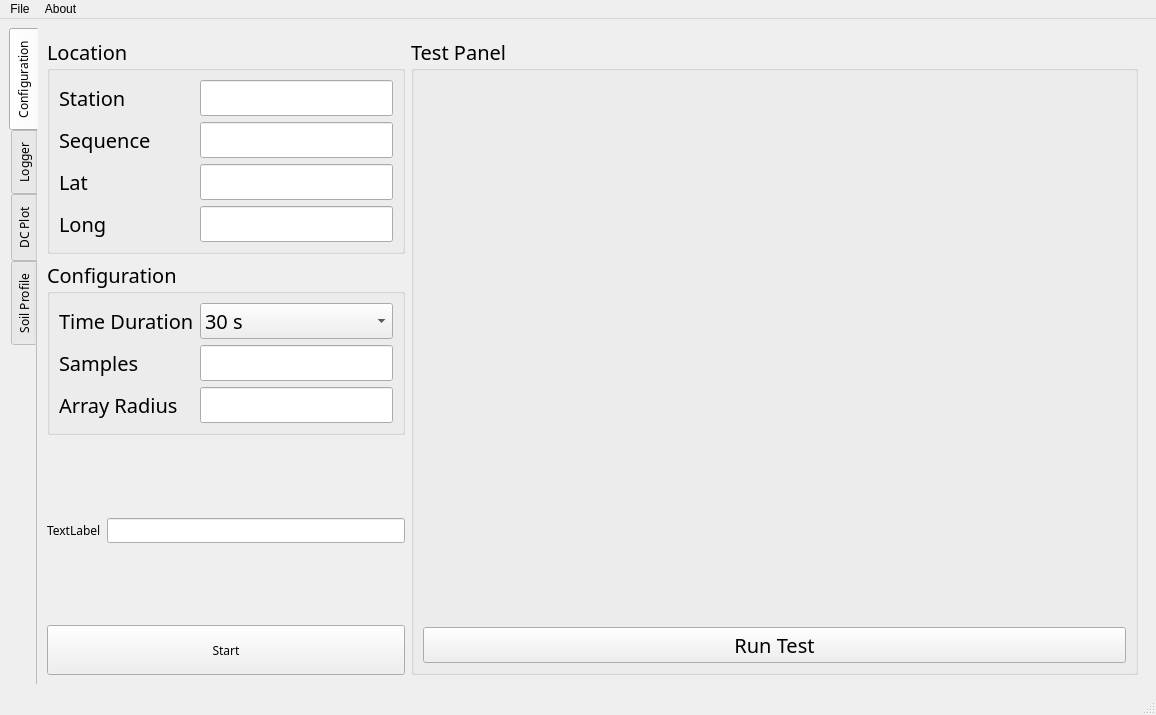
The window that untitled.ui (Tirawatscu/gVwave001) describes before a commit, drawn with Qt 5.
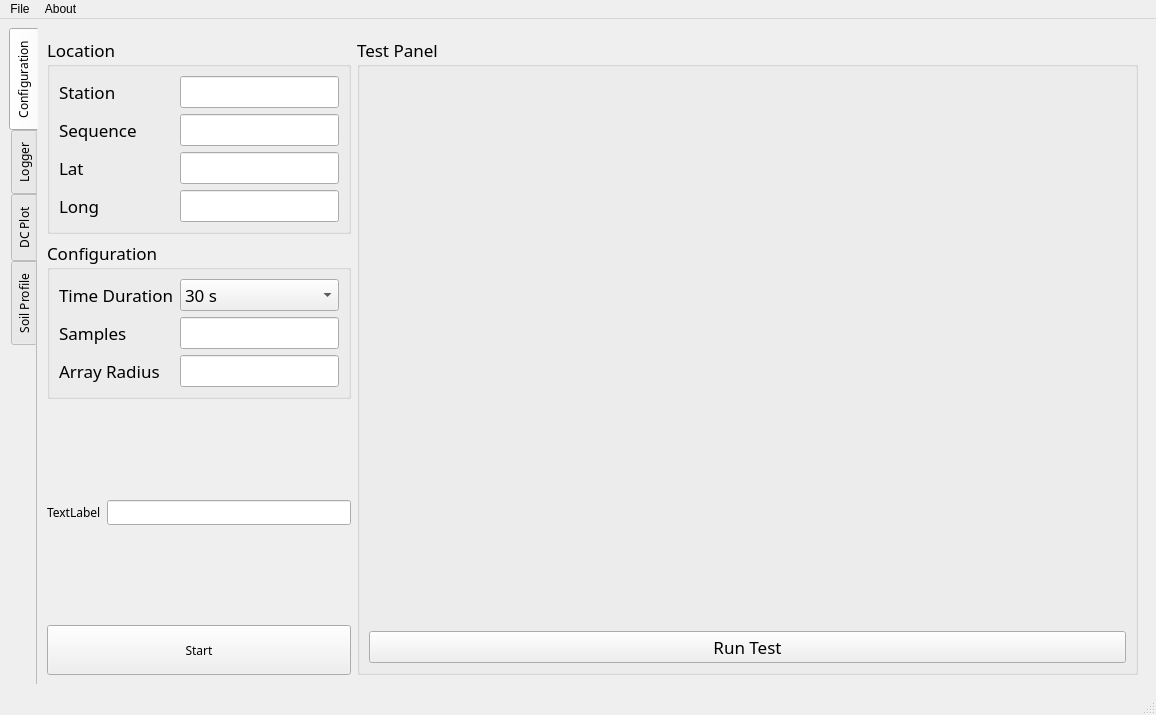
The same window after the commit. Custom widgets are drawn as their Qt base class.

The edit to the form file:
```diff
--- a/untitled.ui
+++ b/untitled.ui
@@ -86,7 +86,7 @@
           <property name="font">
            <font>
             <family>Sarabun</family>
-            <pointsize>15</pointsize>
+            <pointsize>13</pointsize>
            </font>
           </property>
           <property name="title">
@@ -110,7 +110,7 @@
              <property name="font">
               <font>
                <family>Sarabun</family>
-               <pointsize>15</pointsize>
+               <pointsize>13</pointsize>
               </font>
              </property>
              <property name="text">
@@ -129,7 +129,7 @@
              <property name="font">
               <font>
                <family>Sarabun</family>
-               <pointsize>15</pointsize>
+               <pointsize>13</pointsize>
               </font>
              </property>
              <property name="text">
@@ -166,7 +166,7 @@
              <property name="font">
               <font>
                <family>Sarabun</family>
-               <pointsize>15</pointsize>
+               <pointsize>13</pointsize>
               </font>
              </property>
              <property name="text">
@@ -215,7 +215,7 @@
              <property name="font">
               <font>
                <family>Sarabun</family>
-               <pointsize>15</pointsize>
+               <pointsize>13</pointsize>
               </font>
              </property>
              <property name="text">
@@ -249,7 +249,7 @@
           <property name="font">
            <font>
             <family>Sarabun</family>
-            <pointsize>15</pointsize>
+            <pointsize>13</pointsize>
            </font>
           </property>
           <property name="title">
@@ -367,7 +367,7 @@
           <property name="font">
            <font>
             <family>Sarabun</family>
-            <pointsize>15</pointsize>
+            <pointsize>13</pointsize>
            </font>
           </property>
           <property name="title">
@@ -385,7 +385,7 @@
              <property name="font">
               <font>
                <family>Sarabun</family>
-               <pointsize>15</pointsize>
+               <pointsize>13</pointsize>
               </font>
              </property>
              <property name="text">
@@ -472,7 +472,7 @@
              <property name="font">
               <font>
                <family>Sarabun</family>
-               <pointsize>15</pointsize>
+               <pointsize>13</pointsize>
               </font>
              </property>
              <property name="text">
@@ -515,7 +515,7 @@
              <property name="font">
               <font>
                <family>Sarabun</family>
-               <pointsize>15</pointsize>
+               <pointsize>13</pointsize>
               </font>
              </property>
              <property name="text">
```
